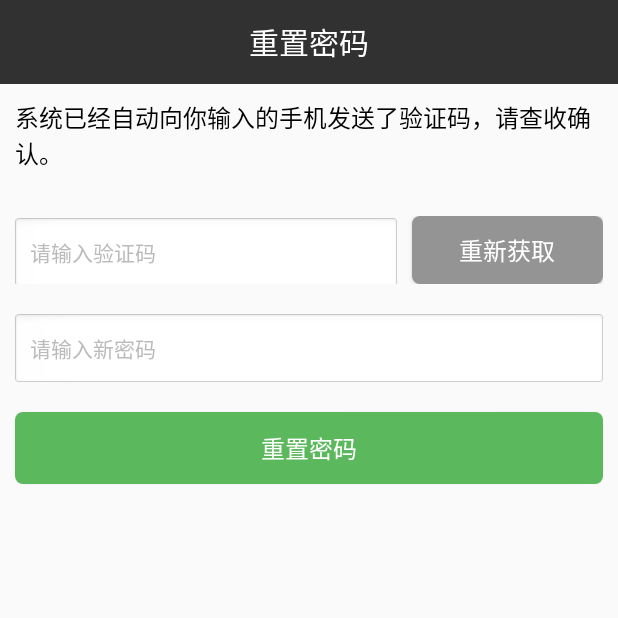
After one commit to 350258655/MySDK, an Android app: the ResetPasswordActivity screen opened directly, with no data from a screen before it, on a phone screen of 412 x 824 dp, the top half of it. The commit adds this screen. Run offline under Robolectric (Android 15) with nearby library versions, the phone set to English and light mode, and no system bars; libraries missing offline, so code that uses them is left out: com.squareup.okhttp; 2 statements that could not run were skipped.

Commit message:
重置密码

```diff
--- a/sdk/src/main/AndroidManifest.xml
+++ b/sdk/src/main/AndroidManifest.xml
@@ -10,6 +10,12 @@
         </activity>
         <activity android:name=".CheckVeryCodeActivity">
         </activity>
+        <activity android:name=".ForgetPsdActivity">
+        </activity>
+        <activity android:name=".BaseActivity">
+        </activity>
+        <activity android:name=".ResetPasswordActivity">
+        </activity>
     </application>
 
 </manifest>
--- /dev/null
+++ b/sdk/src/main/java/action/hdsdk/com/sdk/BaseActivity.java
@@ -0,0 +1,19 @@
+package action.hdsdk.com.sdk;
+
+import android.app.Activity;
+import android.support.v7.app.AppCompatActivity;
+import android.os.Bundle;
+import android.view.Window;
+import android.view.WindowManager;
+
+public class BaseActivity extends Activity {
+
+    @Override
+    protected void onCreate(Bundle savedInstanceState) {
+        // 无title
+        requestWindowFeature(Window.FEATURE_NO_TITLE);
+        // 全屏
+        getWindow().setFlags(WindowManager.LayoutParams.FLAG_FULLSCREEN, WindowManager.LayoutParams.FLAG_FULLSCREEN | WindowManager.LayoutParams.FLAG_ALT_FOCUSABLE_IM);
+        super.onCreate(savedInstanceState);
+    }
+}
--- a/sdk/src/main/java/action/hdsdk/com/sdk/Const.java
+++ b/sdk/src/main/java/action/hdsdk/com/sdk/Const.java
@@ -36,6 +36,9 @@ public class Const {
     // 重新获取验证码
     public static final String REGET_AUTH_CODE = "reget_authcode";
 
+    // 服务端重新设置key
+    public static final String RESET_KEY = "reset_key";
+
 
 
     // 加密串
--- /dev/null
+++ b/sdk/src/main/java/action/hdsdk/com/sdk/ResetPasswordActivity.java
@@ -0,0 +1,144 @@
+package action.hdsdk.com.sdk;
+
+import android.content.Intent;
+import android.os.CountDownTimer;
+
+import android.os.Bundle;
+import android.widget.Button;
+import android.widget.EditText;
+
+import org.json.JSONException;
+import org.json.JSONObject;
+
+import action.hdsdk.com.sdk.http.API;
+import action.hdsdk.com.sdk.http.HttpCallback;
+import action.hdsdk.com.sdk.http.OkHttpHelper;
+import action.hdsdk.com.sdk.utils.ToastUtils;
+import action.hdsdk.com.sdk.utils.Utils;
+
+public class ResetPasswordActivity extends BaseActivity {
+
+    private EditText mEtAuthCode;
+    private EditText mEtNewPsd;
+    private Button mBtnReset;
+    private Button mBtnRegetAuthCode;
+    private OkHttpHelper mOkHttpHelper;
+    private String userName;
+    private String phone;
+    private CountDownTime mDownTime;
+
+    @Override
+    protected void onCreate(Bundle savedInstanceState) {
+        super.onCreate(savedInstanceState);
+        setContentView(R.layout.activity_reset_password);
+
+        mOkHttpHelper = OkHttpHelper.getInstance();
+
+        // 初始化Views
+        initViews();
+
+        // 初始化数据
+        initDatas();
+
+        // 初始化事件
+        initEvents();
+
+    }
+
+
+    /**
+     * 初始化数据
+     */
+    private void initDatas() {
+        // 获取手机号码和用户名
+        Intent intent = getIntent();
+        phone = intent.getStringExtra(Const.PHONE);
+        userName = intent.getStringExtra(Const.CURRENT_USER);
+        // 初始化时间处理器，总共60秒
+        mDownTime = new CountDownTime(60000, 1000);
+    }
+
+    /**
+     * 初始化事件
+     */
+    private void initEvents() {
+
+        // 去调用服务端接口重新发验证码
+        String url = API.CAME_RESET_KEY + "&value="+userName;
+        Utils.log(ResetPasswordActivity.class,"resetkey的url："+url);
+        mOkHttpHelper.get(url, new HttpCallback(ResetPasswordActivity.this) {
+            @Override
+            public void onSuccess(JSONObject json) {
+                dealWithSuccess(json,Const.RESET_KEY);
+            }
+
+            @Override
+            public void onError(JSONObject json) {
+                ToastUtils.showErrorToast(HDApplication.getContext(),json,null);
+            }
+        });
+
+
+        // 重置密码的按钮
+
+
+
+    }
+
+    private void dealWithSuccess(JSONObject json, String event) {
+        try {
+            if(json.getString("code").equals("1")){
+                if(event.equals(Const.RESET_KEY)){
+                    dealWithResetKeySuccess();
+                }
+            }
+        } catch (JSONException e) {
+            ToastUtils.showErrorToast(HDApplication.getContext(),null,e.getMessage());
+        }
+    }
+
+    /**
+     * ResetKey成功之后应该发验证码了
+     */
+    private void dealWithResetKeySuccess() {
+        // 开始倒计时
+        mDownTime.start();
+    }
+
+    /**
+     * 初始化Views
+     */
+    private void initViews() {
+        mEtAuthCode = findViewById(R.id.et_auth_code);
+        mEtNewPsd = findViewById(R.id.et_newpsd);
+        mBtnReset = findViewById(R.id.btn_reset);
+        mBtnRegetAuthCode = findViewById(R.id.btn_reget_auth_code);
+    }
+
+
+    class CountDownTime extends CountDownTimer {
+        //构造函数  第一个参数代表总的计时时长  第二个参数代表计时间隔  单位都是毫秒
+        public CountDownTime(long millisInFuture, long countDownInterval) {
+            super(millisInFuture, countDownInterval);
+        }
+
+        //每计时一次回调一次该方法
+        @Override
+        public void onTick(long l) {
+            // 设置不可点击
+            mBtnRegetAuthCode.setClickable(false);
+            // 重新设置
+            mBtnRegetAuthCode.setText(l / 1000 + "秒后重新获取");
+            mBtnRegetAuthCode.setTextSize(12);
+        }
+
+        //计时结束回调该方法
+        @Override
+        public void onFinish() {
+            mBtnRegetAuthCode.setClickable(true);
+            mBtnRegetAuthCode.setText("重新获取");
+            mBtnRegetAuthCode.setTextSize(16);
+        }
+    }
+
+}
--- a/sdk/src/main/java/action/hdsdk/com/sdk/http/API.java
+++ b/sdk/src/main/java/action/hdsdk/com/sdk/http/API.java
@@ -27,8 +27,12 @@ public class API {
     public static final String GAME_BIND_PHONE = "http://api.hdg123.cn/index.php?r=user/binding&type=phone&game_id=585&package_id=mhzt_01";
 
     // 检查验证码
-    //public static final String GAME_CHECK_AUTHCODE = "http://api.hdg123.cn/index.php?r=user/checkresetkey&type=PHONE&resetkey=808822&game_id=571&package_id=qmsj_01";
     public static final String GAME_CHECK_AUTHCODE = "http://api.hdg123.cn/index.php?r=user/checkresetkey&type=PHONE&game_id=585&package_id=mhzt_01";
+
+    // 重新去给手机设置发送验证码
+    //public static final String CAME_RESET_KEY= "http://api.hdg123.cn/index.php?r=user/resetKey&type=USERNAME&value=D969427&game_id=585&package_id=mhzt_01";
+    public static final String CAME_RESET_KEY= "http://api.hdg123.cn/index.php?r=user/resetKey&type=USERNAME&game_id=585&package_id=mhzt_01";
+
 
 
 }
--- /dev/null
+++ b/sdk/src/main/res/layout/activity_reset_password.xml
@@ -0,0 +1,89 @@
+<?xml version="1.0" encoding="utf-8"?>
+<LinearLayout
+    xmlns:android="http://schemas.android.com/apk/res/android"
+    xmlns:tools="http://schemas.android.com/tools"
+    android:layout_width="match_parent"
+    android:layout_height="match_parent"
+    android:orientation="vertical"
+    tools:context="action.hdsdk.com.sdk.ResetPasswordActivity">
+    <android.support.v7.widget.Toolbar
+        android:id="@+id/resetpwd_toolbar"
+        android:layout_width="match_parent"
+        android:layout_height="?android:attr/actionBarSize"
+        android:background="#313131"
+        >
+
+        <TextView
+            android:layout_width="wrap_content"
+            android:layout_height="wrap_content"
+            android:layout_centerInParent="true"
+            android:layout_gravity="center"
+            android:text="重置密码"
+            android:textColor="#fff"
+            android:textSize="20sp"/>
+    </android.support.v7.widget.Toolbar>
+
+    <TextView
+        android:layout_width="match_parent"
+        android:layout_height="wrap_content"
+        android:padding="10dp"
+        android:textColor="#000"
+        android:textSize="16sp"
+        android:text="系统已经自动向你输入的手机发送了验证码，请查收确认。"/>
+
+    <LinearLayout
+        android:layout_marginTop="10dp"
+        android:padding="10dp"
+        android:layout_width="match_parent"
+        android:layout_height="wrap_content"
+        android:orientation="horizontal">
+        <EditText
+            android:layout_weight="2"
+            android:id="@+id/et_auth_code"
+            android:layout_width="0dp"
+            android:background="@drawable/hd_background_input"
+            android:ems="10"
+            android:imeOptions="actionGo"
+            android:singleLine="true"
+            android:textColor="#000000"
+            android:textColorHint="#BBBBBB"
+            android:textCursorDrawable="@null"
+            android:inputType="number"
+            android:textSize="14sp"
+            android:hint="请输入验证码"
+            android:paddingLeft="10dp"
+            android:layout_height="45dp"/>
+
+        <Button
+            android:layout_marginLeft="10dp"
+            android:id="@+id/btn_reget_auth_code"
+            android:layout_weight="1"
+            android:layout_width="0dp"
+            android:text="重新获取"
+            android:textColor="#fff"
+            android:textSize="16sp"
+            android:background="@drawable/btn_unbind"
+            android:layout_height="45dp"/>
+    </LinearLayout>
+
+
+    <EditText
+        android:layout_margin="10dp"
+        android:paddingLeft="10dp"
+        android:id="@+id/et_newpsd"
+        style="@style/myEditTextStyle"
+        android:hint="请输入新密码"/>
+
+    <Button
+        android:id="@+id/btn_reset"
+        android:layout_width="match_parent"
+        android:layout_height="wrap_content"
+        android:text="重置密码"
+        android:textColor="#fff"
+        android:layout_margin="10dp"
+        android:textSize="16sp"
+        android:background="@drawable/btn_log"/>
+
+
+
+</LinearLayout>
```
Also changed, not shown: sdk/src/main/java/action/hdsdk/com/sdk/BindPhoneActivity.java (+5 -5 lines), sdk/src/main/java/action/hdsdk/com/sdk/CheckVeryCodeActivity.java (+6 -10 lines), sdk/src/main/java/action/hdsdk/com/sdk/ForgetPsdActivity.java (added, +110 -0 lines), sdk/src/main/java/action/hdsdk/com/sdk/dialog/LoginDialog.java (+76 -25 lines), sdk/src/main/res/layout/activity_forget_psd.xml (added, +58 -0 lines), sdk/src/main/res/layout/activity_check_auth_code.xml (renamed from sdk/src/main/res/layout/activity_reset_psd.xml).
